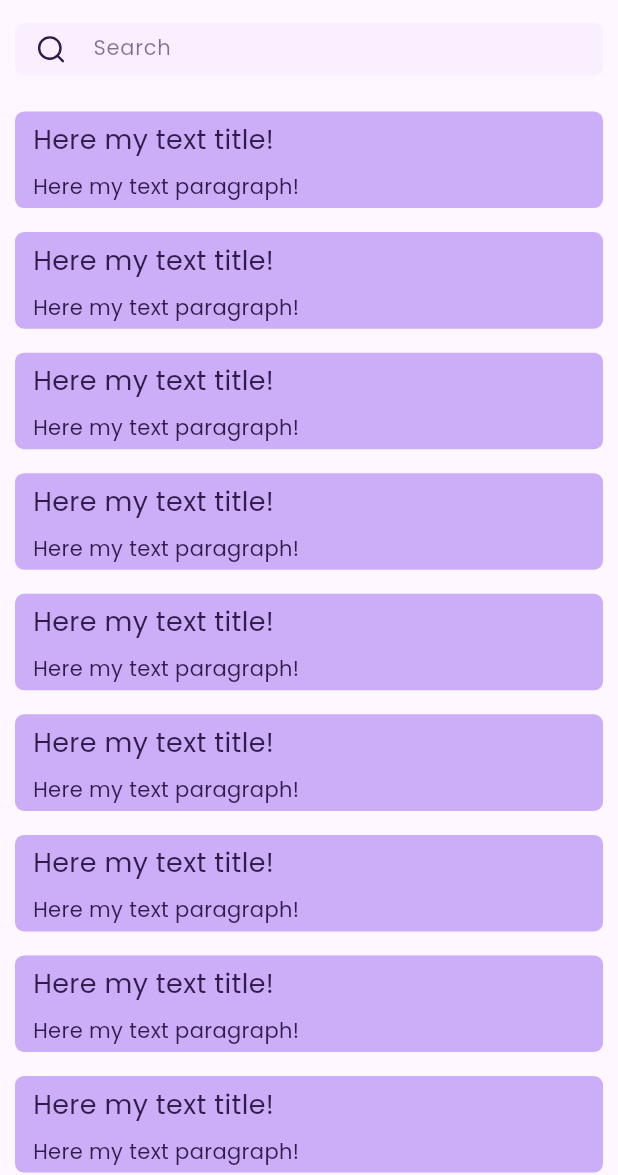
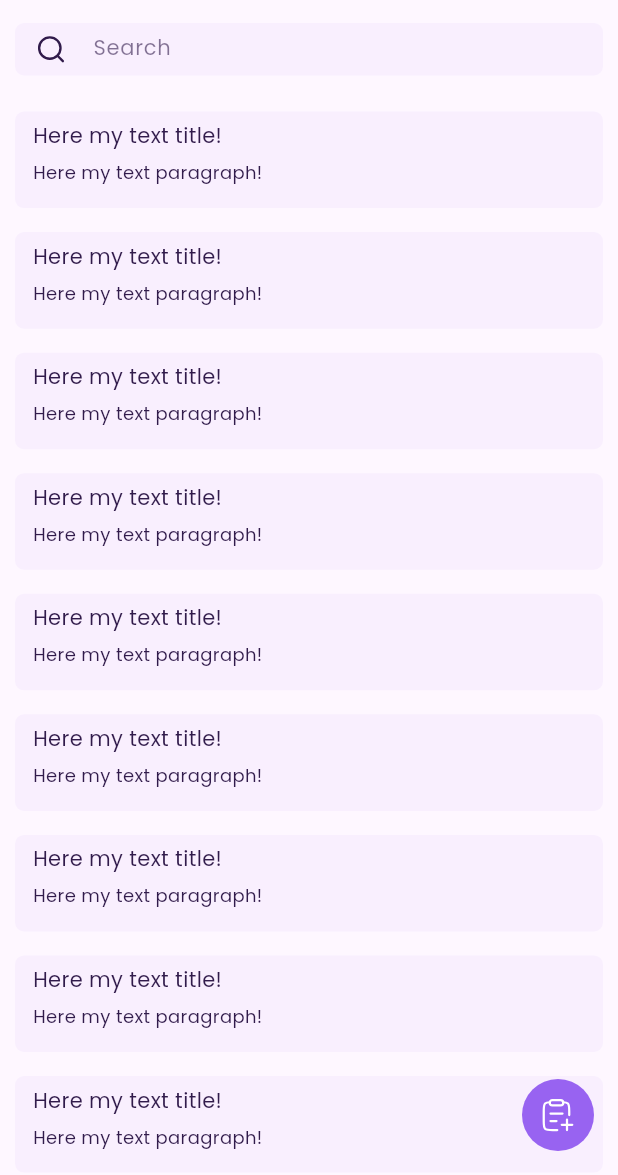
Before and after one commit to SingHuyLeang/flutter-12-1-v1, a Flutter app: the screen it shows after launch, on a phone screen of 412 x 824 dp, the part 61-1236 px from its top. Run offline on Flutter 3.47's test engine with Material 3 defaults, Android fonts, the phone set to English and light mode, and no system bars; our stand-ins replace flutter_svg, get.

Commit message:
from screen

```diff
--- a/lib/ui/components/app_text_field.dart
+++ b/lib/ui/components/app_text_field.dart
@@ -4,33 +4,65 @@ import 'package:note_app/ui/colors/colors.dart';
 import 'package:note_app/ui/typography/typographies.dart';
 
 class AppTextField extends StatelessWidget {
-  const AppTextField({super.key});
+  const AppTextField({
+    super.key,
+    this.isBlankStyle = false,
+    this.height,
+    this.hintText,
+    this.style,
+    this.hintStyle,
+    this.keyboardType,
+    this.maxLines = 1,
+    this.maxLength,
+  });
+
+  final bool isBlankStyle;
+  final double? height;
+  final String? hintText;
+  final TextStyle? style, hintStyle;
+  final TextInputType? keyboardType;
+  final int? maxLines, maxLength;
 
   @override
   Widget build(BuildContext context) {
     return Container(
       width: double.infinity,
-      height: 35,
+      height: height,
       padding: const EdgeInsets.only(right: 10),
       margin: const EdgeInsets.symmetric(horizontal: 10),
       alignment: Alignment.centerLeft,
-      decoration: BoxDecoration(
+      decoration: !isBlankStyle
+          ? BoxDecoration(
               color: AppColors.primary.withOpacity(0.05),
               borderRadius: BorderRadius.circular(6),
-      ),
+            )
+          : null,
       child: TextField(
-        style: typographies.paragraph(color: AppColors.dark),
+        keyboardType: keyboardType,
+        maxLines: maxLines,
+        maxLength: maxLength,
+        buildCounter: (
+          context, {
+          required currentLength,
+          required isFocused,
+          required maxLength,
+        }) =>
+            null,
+        style: style ?? typographies.paragraph(color: AppColors.dark),
         decoration: InputDecoration(
           border: InputBorder.none,
           contentPadding: const EdgeInsets.only(bottom: 13),
-          prefixIcon: Padding(
+          prefixIcon: !isBlankStyle
+              ? Padding(
                   padding: const EdgeInsets.symmetric(vertical: 8.0),
                   child: SvgPicture.asset(
                     'assets/icons/search.svg',
                   ),
-          ),
-          hintText: "Search",
-          hintStyle: typographies.paragraph(
+                )
+              : null,
+          hintText: hintText,
+          hintStyle: hintStyle ??
+              typographies.paragraph(
                 color: AppColors.dark.withOpacity(0.6),
               ),
         ),
--- a/lib/ui/screens/home_screen.dart
+++ b/lib/ui/screens/home_screen.dart
@@ -1,7 +1,9 @@
 import 'package:flutter/material.dart';
 import 'package:flutter_svg/flutter_svg.dart';
+import 'package:get/get.dart';
 import 'package:note_app/ui/colors/colors.dart';
 import 'package:note_app/ui/components/app_text_field.dart';
+import 'package:note_app/ui/screens/form_screen.dart';
 import 'package:note_app/ui/typography/typographies.dart';
 import 'package:note_app/utils/devices/device_utility.dart';
 
@@ -26,10 +28,18 @@ class HomeScreen extends StatelessWidget {
           ),
         ],
       ),
+      floatingActionButton: GestureDetector(
+        onTap: () => Get.to(() => FormScreen()),
+        child: CircleAvatar(
+          radius: 24,
+          backgroundColor: AppColors.primary,
+          child: SvgPicture.asset('assets/icons/task-add.svg'),
+        ),
+      ),
       body: SingleChildScrollView(
         child: Column(
           children: [
-            const AppTextField(),
+            const AppTextField(height: 35, hintText: "Search"),
             const SizedBox(height: 16),
             ...List.generate(
               10,
@@ -43,20 +53,20 @@ class HomeScreen extends StatelessWidget {
                 height: Resize(context).height(50),
                 decoration: BoxDecoration(
                   borderRadius: BorderRadius.circular(6),
-                  color: AppColors.primary.withOpacity(0.5),
+                  color: AppColors.primary.withOpacity(0.05),
                 ),
                 child: Column(
                   crossAxisAlignment: CrossAxisAlignment.start,
                   children: [
                     Text(
                       "Here my text title!",
-                      style: typographies.title(),
+                      style: typographies.paragraph(),
                       maxLines: 1,
                     ),
-                    const SizedBox(height: 8),
+                    const SizedBox(height: 6),
                     Text(
                       "Here my text paragraph!",
-                      style: typographies.paragraph(),
+                      style: typographies.label(),
                       maxLines: 1,
                     ),
                   ],
```
Also changed, not shown: lib/ui/screens/form_screen.dart (+63 -0 lines), assets/icons/task-add.svg (added). Lines whose indentation alone changed are shown as unchanged.
